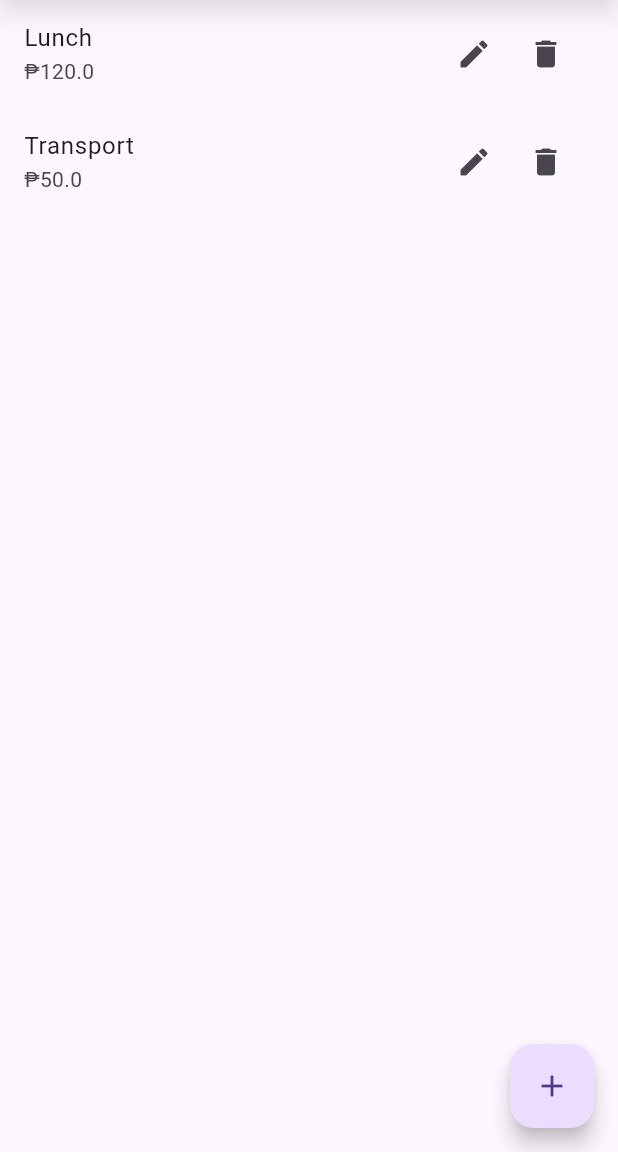
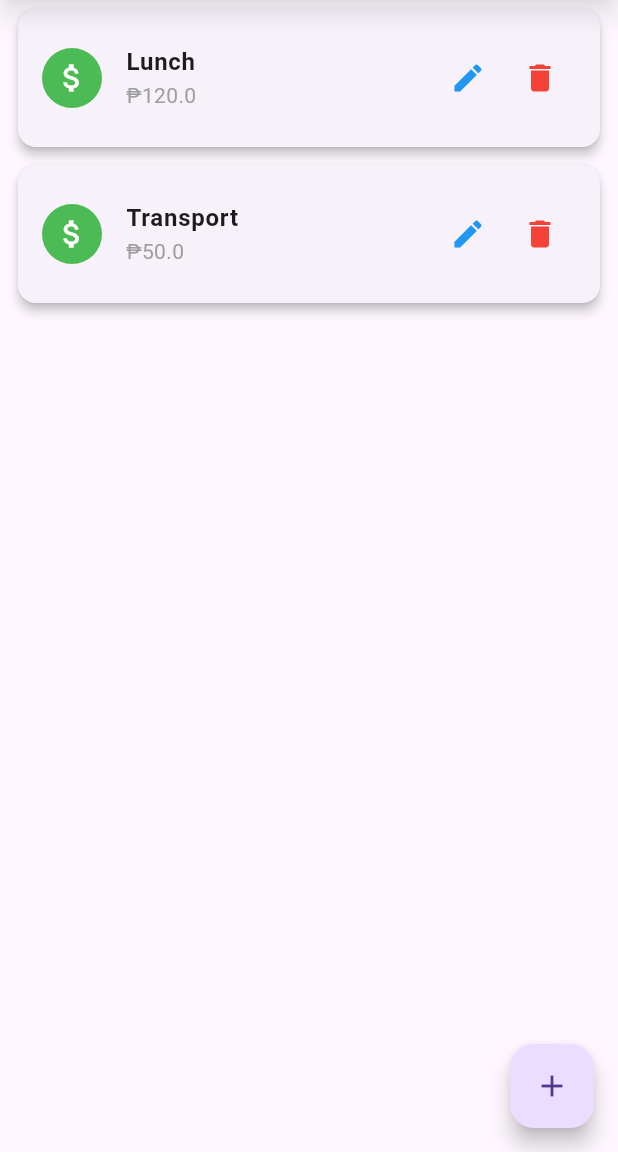
Before and after one commit to NicoJohnSanLorenzo/bsis3a-flutter-sanlorenzo-expensetracker, a Flutter app: the screen it shows after launch, on a phone screen of 412 x 824 dp, the part 84-1236 px from its top. Run offline on Flutter 3.47's test engine with Material 3 defaults, Android fonts, the phone set to English and light mode, and no system bars.

Commit message:
Replaced ListView with Card

```diff
--- a/lib/screens/home_screen.dart
+++ b/lib/screens/home_screen.dart
@@ -32,17 +32,46 @@ class HomeScreen extends StatelessWidget {
             itemBuilder: (context, index) {
               var expense = expenses[index];
 
-              return ListTile(
-                title: Text(expense.title),
-                subtitle: Text("₱${expense.amount}"),
+          return Card(
+            elevation: 3,
+            margin: const EdgeInsets.symmetric(horizontal: 12, vertical: 6),
+            shape: RoundedRectangleBorder(
+            borderRadius: BorderRadius.circular(12),
+          ),
+
+      child: ListTile(
+        contentPadding: const EdgeInsets.symmetric(horizontal: 16, vertical: 10),
+
+        leading: CircleAvatar(
+          backgroundColor: const Color.fromARGB(211, 41, 175, 50),
+          child: const Icon(
+          Icons.attach_money,
+          color: Colors.white,
+        ),
+      ),
+
+        title: Text(
+          expense.title,
+          style: const TextStyle(
+          fontWeight: FontWeight.w600,
+          fontSize: 16,
+        ),
+      ),
+
+        subtitle: Text(
+          "₱${expense.amount}",
+          style: const TextStyle(
+          fontSize: 14,
+          color: Colors.grey,
+        ),
+      ),
 
     trailing: Row(
       mainAxisSize: MainAxisSize.min,
       children: [
 
-                    // Edit button (Pencil Icon)
         IconButton(
-                      icon: Icon(Icons.edit),
+          icon: const Icon(Icons.edit, color: Colors.blue),
           onPressed: () {
             Navigator.push(
               context,
@@ -55,15 +84,15 @@ class HomeScreen extends StatelessWidget {
           },
         ),
 
-                    // Delete button (Trashbin Icon)
         IconButton(
-                      icon: Icon(Icons.delete),
+          icon: const Icon(Icons.delete, color: Colors.red),
           onPressed: () {
             provider.deleteExpense(expense.id);
           },
         ),
 
       ],
+    ),
   ),
 );
             },
```
Lines whose indentation alone changed are shown as unchanged.
